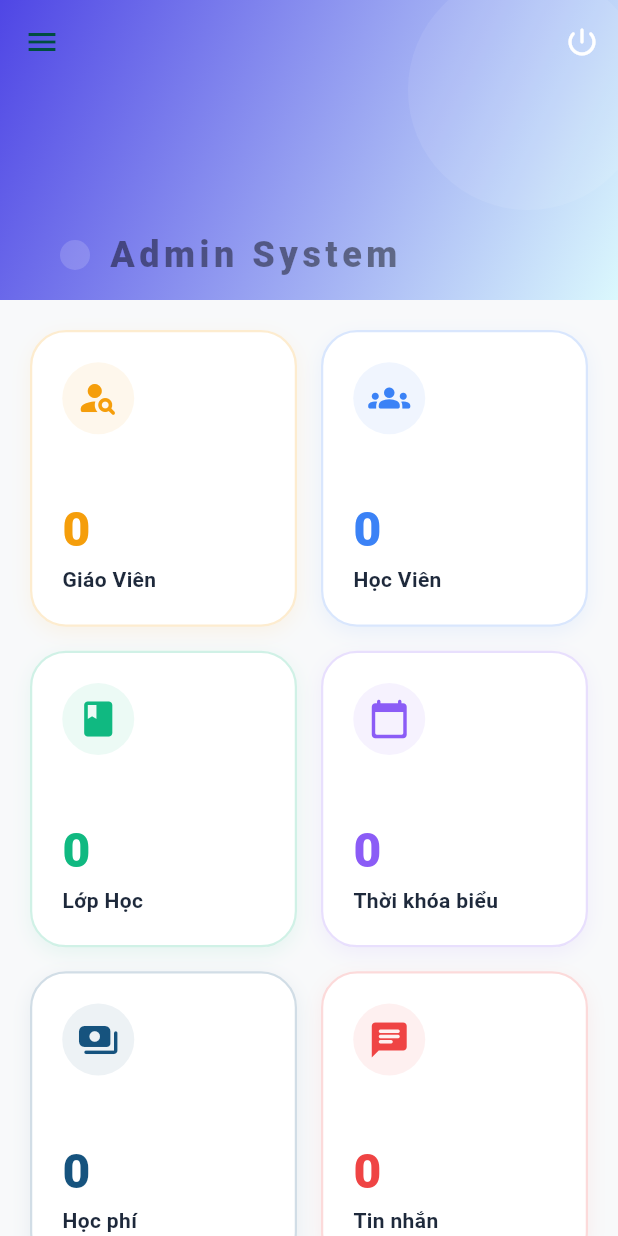
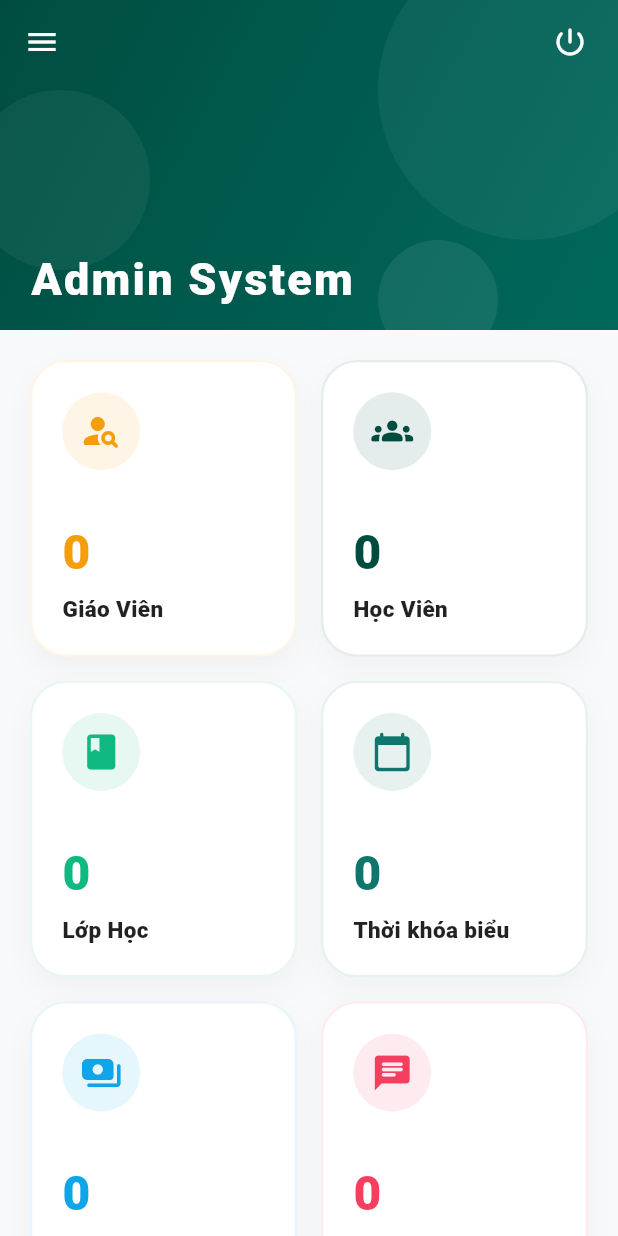
Before and after one commit to anhvinhcook2/trungtam_anhngu, a Flutter app: the AdminDashboard screen opened directly, on a phone screen of 412 x 824 dp. Run offline on Flutter 3.47's test engine with Material 3 defaults, Android fonts, the light colour scheme and no system bars; our stand-ins replace cloud_firestore, firebase_auth, firebase_core; accounts and stored records are empty; Roboto replaces fonts that are missing (Nunito).

Commit message:
Xong giao dine

```diff
--- a/lib/screens/admin/admin_dashboard.dart
+++ b/lib/screens/admin/admin_dashboard.dart
@@ -13,19 +13,39 @@ import '../../widgets/admin_drawer.dart';
 class AdminDashboard extends StatelessWidget {
   const AdminDashboard({super.key});
 
+  // --- BẢNG MÀU CHUẨN CONCEPT ORGANIC TECH ---
+  final Color _primaryColor = const Color(0xFF004D40); // Deep Jungle Green
+  final Color _bgColor = const Color(0xFFF8F9FA); // Light Grey
+  final String _fontFamily = 'Nunito';
+
   Future<void> _logout(BuildContext context) async {
     bool confirm = await showDialog(
       context: context,
       builder: (context) => AlertDialog(
-        title: const Text("Xác nhận"),
-        content: const Text("Bạn có chắc chắn muốn đăng xuất khỏi hệ thống?"),
-        shape: RoundedRectangleBorder(borderRadius: BorderRadius.circular(20)),
+        backgroundColor: Colors.white,
+        shape: RoundedRectangleBorder(borderRadius: BorderRadius.circular(24)),
+        title: Text(
+          "Xác nhận",
+          style: TextStyle(fontFamily: _fontFamily, fontWeight: FontWeight.bold, color: Colors.black87),
+        ),
+        content: Text(
+          "Bạn có chắc chắn muốn đăng xuất khỏi hệ thống?",
+          style: TextStyle(fontFamily: _fontFamily, color: Colors.grey[700]),
+        ),
         actions: [
-          TextButton(onPressed: () => Navigator.pop(context, false), child: const Text("Hủy")),
+          TextButton(
+              onPressed: () => Navigator.pop(context, false),
+              child: Text("Hủy", style: TextStyle(fontFamily: _fontFamily, color: Colors.grey[600], fontWeight: FontWeight.bold))
+          ),
           ElevatedButton(
-            style: ElevatedButton.styleFrom(backgroundColor: Colors.redAccent, foregroundColor: Colors.white),
+            style: ElevatedButton.styleFrom(
+              backgroundColor: Colors.red.shade400,
+              foregroundColor: Colors.white,
+              elevation: 0,
+              shape: RoundedRectangleBorder(borderRadius: BorderRadius.circular(12)),
+            ),
             onPressed: () => Navigator.pop(context, true),
-            child: const Text("Đăng xuất"),
+            child: Text("Đăng xuất", style: TextStyle(fontFamily: _fontFamily, fontWeight: FontWeight.bold)),
           ),
         ],
       ),
@@ -48,20 +68,33 @@ class AdminDashboard extends StatelessWidget {
       decoration: BoxDecoration(
         color: Colors.white,
         borderRadius: BorderRadius.circular(24),
-        border: Border.all(color: color.withAlpha(50), width: 1.5),
-        boxShadow: [BoxShadow(color: color.withAlpha(20), blurRadius: 10, offset: const Offset(0, 4))],
+        border: Border.all(color: color.withOpacity(0.1), width: 1.5),
+        boxShadow: [
+          BoxShadow(
+            color: Colors.black.withOpacity(0.03),
+            blurRadius: 15,
+            offset: const Offset(0, 8),
+          )
+        ],
       ),
+      child: Material(
+        color: Colors.transparent,
         child: InkWell(
           onTap: () => Navigator.push(context, MaterialPageRoute(builder: (_) => screen)),
           borderRadius: BorderRadius.circular(24),
+          splashColor: color.withOpacity(0.1),
+          highlightColor: color.withOpacity(0.05),
           child: Padding(
             padding: const EdgeInsets.all(20.0),
             child: Column(
               crossAxisAlignment: CrossAxisAlignment.start,
               children: [
-              CircleAvatar(
-                backgroundColor: color.withAlpha(20),
-                radius: 24,
+                Container(
+                  padding: const EdgeInsets.all(12),
+                  decoration: BoxDecoration(
+                    color: color.withOpacity(0.1),
+                    shape: BoxShape.circle,
+                  ),
                   child: Icon(icon, color: color, size: 28),
                 ),
                 const Spacer(),
@@ -69,11 +102,19 @@ class AdminDashboard extends StatelessWidget {
                   stream: stream,
                   builder: (context, snapshot) {
                     int count = snapshot.hasData ? snapshot.data!.docs.length : 0;
-                  return Text("$count", style: TextStyle(fontSize: 32, fontWeight: FontWeight.w900, color: color));
+                    return Text(
+                        "$count",
+                        style: TextStyle(fontFamily: _fontFamily, fontSize: 32, fontWeight: FontWeight.w900, color: color)
+                    );
                   },
                 ),
-              Text(title, style: const TextStyle(fontWeight: FontWeight.bold, fontSize: 14, color: Color(0xFF1E293B))),
+                const SizedBox(height: 4),
+                Text(
+                    title,
+                    style: TextStyle(fontFamily: _fontFamily, fontWeight: FontWeight.w800, fontSize: 15, color: Colors.black87)
+                ),
               ],
+            ),
           ),
         ),
       ),
@@ -84,27 +125,64 @@ class AdminDashboard extends StatelessWidget {
   Widget build(BuildContext context) {
     final db = FirebaseFirestore.instance;
     return Scaffold(
+      backgroundColor: _bgColor,
       drawer: const AdminDrawer(),
       body: CustomScrollView(
         slivers: [
           SliverAppBar(
-            expandedHeight: 200,
+            expandedHeight: 220,
             pinned: true,
+            iconTheme: const IconThemeData(color: Colors.white),
             flexibleSpace: FlexibleSpaceBar(
-              title: const Text("Admin System", style: TextStyle(fontWeight: FontWeight.w900, fontSize: 16, letterSpacing: 2, color: Colors.black45)),
+              titlePadding: const EdgeInsets.only(left: 20, bottom: 16),
+              title: Text(
+                "Admin System",
+                style: TextStyle(
+                  fontFamily: _fontFamily,
+                  fontWeight: FontWeight.w900,
+                  fontSize: 20,
+                  letterSpacing: 1.0,
+                  color: Colors.white,
+                ),
+              ),
               background: Stack(
                 children: [
                   Container(
-                    decoration: const BoxDecoration(
-                      gradient: LinearGradient(begin: Alignment.topLeft, end: Alignment.bottomRight, colors: [Color(0xFF4F46E5), Color(0xFFDBF8FD)]),
+                    decoration: BoxDecoration(
+                      gradient: LinearGradient(
+                        begin: Alignment.topLeft,
+                        end: Alignment.bottomRight,
+                        colors: [_primaryColor, const Color(0xFF00695C)], // Deep Jungle Green
                       ),
                     ),
-                  Positioned(top: -20, right: -20, child: CircleAvatar(radius: 80, backgroundColor: Colors.white.withAlpha(20))),
-                  Positioned(bottom: 20, left: 40, child: CircleAvatar(radius: 10, backgroundColor: Colors.white.withAlpha(40))),
+                  ),
+                  // Các mảng hình tròn trang trí (Organic Shapes)
+                  Positioned(
+                      top: -40,
+                      right: -40,
+                      child: CircleAvatar(radius: 100, backgroundColor: Colors.white.withOpacity(0.05))
+                  ),
+                  Positioned(
+                      bottom: -20,
+                      right: 80,
+                      child: CircleAvatar(radius: 40, backgroundColor: Colors.white.withOpacity(0.08))
+                  ),
+                  Positioned(
+                      bottom: 40,
+                      left: -20,
+                      child: CircleAvatar(radius: 60, backgroundColor: Colors.white.withOpacity(0.05))
+                  ),
                 ],
               ),
             ),
-            actions: [IconButton(onPressed: () => _logout(context), icon: const Icon(Icons.power_settings_new_rounded, color: Colors.white))],
+            actions: [
+              IconButton(
+                onPressed: () => _logout(context),
+                icon: const Icon(Icons.power_settings_new_rounded, color: Colors.white),
+                tooltip: "Đăng xuất",
+              ),
+              const SizedBox(width: 8),
+            ],
           ),
           SliverPadding(
             padding: const EdgeInsets.all(20),
@@ -117,11 +195,11 @@ class AdminDashboard extends StatelessWidget {
               ),
               delegate: SliverChildListDelegate([
                 _buildBentoCard(context, "Giáo Viên", Icons.person_search_rounded, const Color(0xFFF59E0B), db.collection('users').where('role', isEqualTo: 'teacher').snapshots(), const AdminTeacherManagement()),
-                _buildBentoCard(context, "Học Viên", Icons.groups_rounded, const Color(0xFF3B82F6), db.collection('users').where('role', isEqualTo: 'student').snapshots(), const AdminStudentManagement()),
+                _buildBentoCard(context, "Học Viên", Icons.groups_rounded, _primaryColor, db.collection('users').where('role', isEqualTo: 'student').snapshots(), const AdminStudentManagement()),
                 _buildBentoCard(context, "Lớp Học", Icons.class_rounded, const Color(0xFF10B981), db.collection('classes').snapshots(), const AdminClassManagement()),
-                _buildBentoCard(context, "Thời khóa biểu", Icons.calendar_today_rounded, const Color(0xFF8B5CF6), db.collection('schedules').snapshots(), const AdminScheduleManagement()),
-                _buildBentoCard(context, "Học phí", Icons.payments_rounded, const Color(0xFF16537E), db.collection('tuition').snapshots(), const AdminTuitionManagement()),
-                _buildBentoCard(context, "Tin nhắn", Icons.chat_rounded, const Color(0xFFEF4444), db.collection('chats').snapshots(), const AdminChatListScreen()),
+                _buildBentoCard(context, "Thời khóa biểu", Icons.calendar_today_rounded, const Color(0xFF0F766E), db.collection('schedules').snapshots(), const AdminScheduleManagement()),
+                _buildBentoCard(context, "Học phí", Icons.payments_rounded, const Color(0xFF0ea5e9), db.collection('tuition').snapshots(), const AdminTuitionManagement()),
+                _buildBentoCard(context, "Tin nhắn", Icons.chat_rounded, const Color(0xFFF43F5E), db.collection('chats').snapshots(), const AdminChatListScreen()),
               ]),
             ),
           )
--- a/lib/screens/admin/admin_student_management.dart
+++ b/lib/screens/admin/admin_student_management.dart
@@ -311,7 +311,7 @@ class _AdminStudentManagementState extends State<AdminStudentManagement> {
                           TextButton.icon(
                             onPressed: () => _showEditDialog(doc.id, doc['name']),
                             icon: const Icon(Icons.edit_rounded, size: 18, color: Color(0xFF3B82F6)), // Xanh dương mượt
-                            label: const Text("Sửa", style: TextStyle(fontFamily: _fontFamily, color: Color(0xFF3B82F6), fontWeight: FontWeight.w700)),
+                            label: Text("Sửa", style: TextStyle(fontFamily: _fontFamily, color: Color(0xFF3B82F6), fontWeight: FontWeight.w700)),
                           ),
                           TextButton.icon(
                             onPressed: () => _deleteStudent(doc.id, doc['email']),
@@ -332,7 +332,6 @@ class _AdminStudentManagementState extends State<AdminStudentManagement> {
         onPressed: _showAddDialog,
         backgroundColor: _primaryColor, // Deep Jungle Green
         elevation: 4,
-        shadowColor: _primaryColor.withOpacity(0.4),
         icon: const Icon(Icons.person_add_alt_1_rounded, color: Colors.white),
         label: Text(
           "THÊM HỌC VIÊN",
--- a/lib/screens/admin/admin_teacher_management.dart
+++ b/lib/screens/admin/admin_teacher_management.dart
@@ -299,7 +299,7 @@ class _AdminTeacherManagementState extends State<AdminTeacherManagement> {
                           TextButton.icon(
                             onPressed: () => _showEditDialog(doc.id, doc['name']),
                             icon: const Icon(Icons.edit_rounded, size: 18, color: Color(0xFF3B82F6)), // Xanh dương mượt
-                            label: const Text("Sửa", style: TextStyle(fontFamily: _fontFamily, color: Color(0xFF3B82F6), fontWeight: FontWeight.w700)),
+                            label: Text("Sửa", style: TextStyle(fontFamily: _fontFamily, color: Color(0xFF3B82F6), fontWeight: FontWeight.w700)),
                           ),
                           TextButton.icon(
                             onPressed: () => _deleteTeacher(doc.id, doc['email']),
@@ -320,7 +320,6 @@ class _AdminTeacherManagementState extends State<AdminTeacherManagement> {
         onPressed: _showAddDialog,
         backgroundColor: _primaryColor, // Deep Jungle Green
         elevation: 4,
-        shadowColor: _primaryColor.withOpacity(0.4),
         icon: const Icon(Icons.person_add_alt_1_rounded, color: Colors.white),
         label: Text(
           "THÊM GIÁO VIÊN",
```
Also changed, not shown: lib/navigation/auth_wrapper.dart (+19 -14 lines), lib/screens/admin/student_progression_screen.dart (+11 -4 lines), 64 other files. Lines whose indentation alone changed are shown as unchanged.
